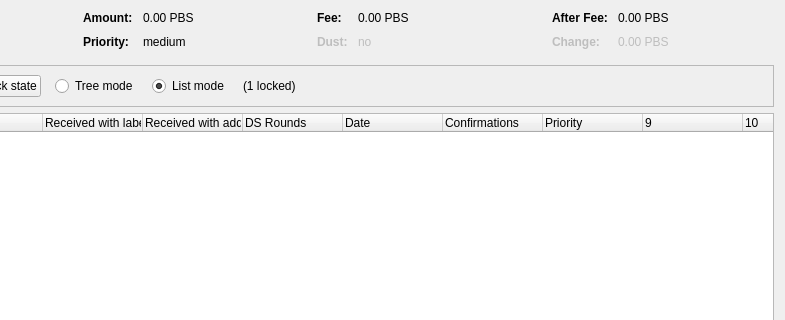
Qt form src/qt/forms/coincontroldialog.ui (SlateTeam/SlatechainCore) before a commit; both pictures show x 169 to 954 and y 0 to 320 of the 954 by 500 pixel window.
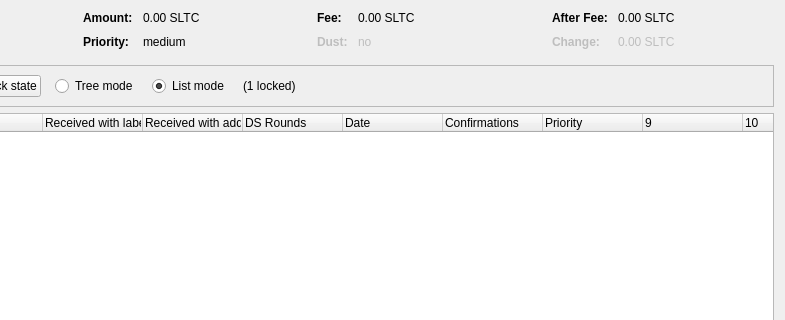
The same form after that commit. Custom widgets are drawn as their Qt base class.

```diff
--- a/src/qt/forms/coincontroldialog.ui
+++ b/src/qt/forms/coincontroldialog.ui
@@ -132,7 +132,7 @@
           <enum>Qt::ActionsContextMenu</enum>
          </property>
          <property name="text">
-          <string notr="true">0.00 PBS</string>
+          <string notr="true">0.00 SLTC</string>
          </property>
          <property name="textInteractionFlags">
           <set>Qt::LinksAccessibleByMouse|Qt::TextSelectableByKeyboard|Qt::TextSelectableByMouse</set>
@@ -206,7 +206,7 @@
           <enum>Qt::ActionsContextMenu</enum>
          </property>
          <property name="text">
-          <string notr="true">0.00 PBS</string>
+          <string notr="true">0.00 SLTC</string>
          </property>
          <property name="textInteractionFlags">
           <set>Qt::LinksAccessibleByMouse|Qt::TextSelectableByKeyboard|Qt::TextSelectableByMouse</set>
@@ -286,7 +286,7 @@
           <enum>Qt::ActionsContextMenu</enum>
          </property>
          <property name="text">
-          <string notr="true">0.00 PBS</string>
+          <string notr="true">0.00 SLTC</string>
          </property>
          <property name="textInteractionFlags">
           <set>Qt::LinksAccessibleByMouse|Qt::TextSelectableByKeyboard|Qt::TextSelectableByMouse</set>
@@ -321,7 +321,7 @@
           <enum>Qt::ActionsContextMenu</enum>
          </property>
          <property name="text">
-          <string notr="true">0.00 PBS</string>
+          <string notr="true">0.00 SLTC</string>
          </property>
          <property name="textInteractionFlags">
           <set>Qt::LinksAccessibleByMouse|Qt::TextSelectableByKeyboard|Qt::TextSelectableByMouse</set>
```
